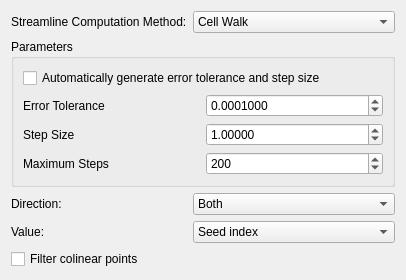
This is src/Interface/Modules/Visualization/GenerateStreamLines.ui in SCIInstitute/SCIRun as Qt 5 draws it before an edit. The edited form follows.
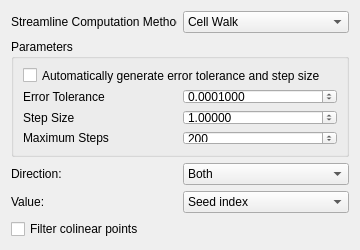
This is the edited form.

Commit message: Add dialog to factory

```diff
--- a/src/Interface/Modules/Visualization/GenerateStreamLines.ui
+++ b/src/Interface/Modules/Visualization/GenerateStreamLines.ui
@@ -7,13 +7,13 @@
     <x>0</x>
     <y>0</y>
     <width>360</width>
-    <height>247</height>
+    <height>250</height>
    </rect>
   </property>
   <property name="minimumSize">
    <size>
-    <width>0</width>
-    <height>0</height>
+    <width>360</width>
+    <height>250</height>
    </size>
   </property>
   <property name="windowTitle">
```
The commit also changes 4 other files.
